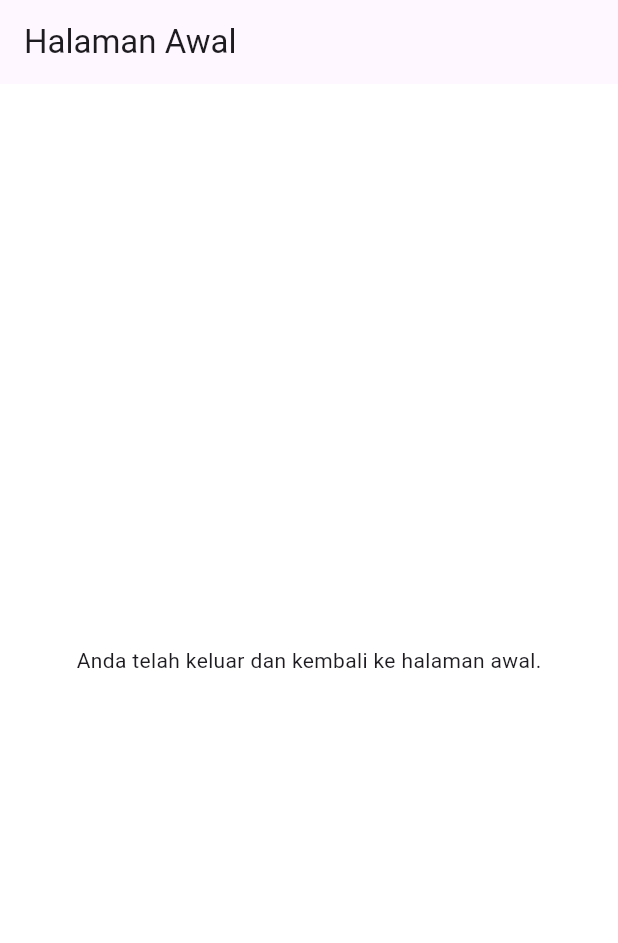
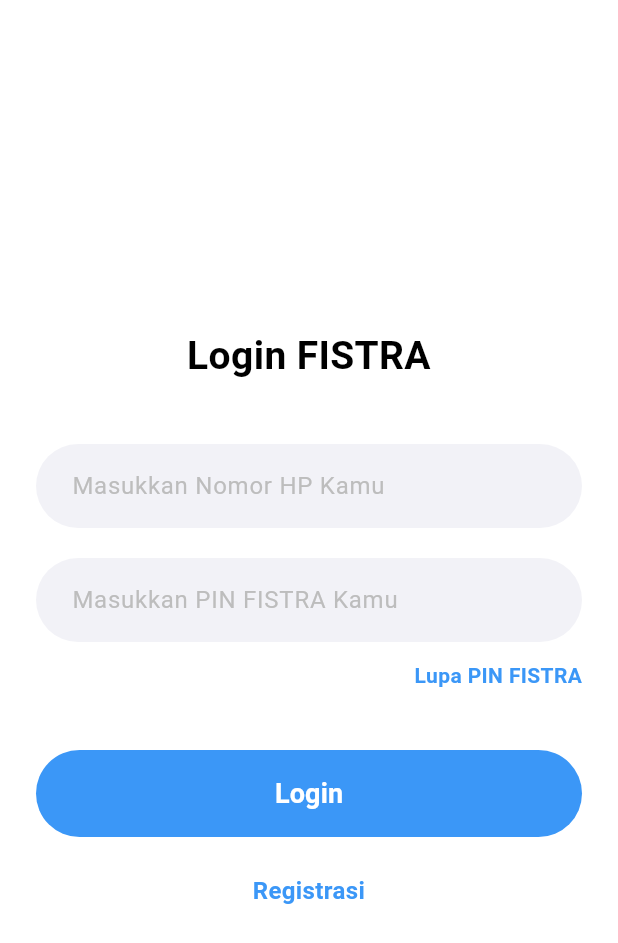
Before and after one commit to Rafiansyah05/fistra_1, a Flutter app: the ProfileScreen screen opened directly, after a tap on "Keluar", on a phone screen of 412 x 824 dp. Shown: the top 943 px of the screen. Run offline on Flutter 3.47's test engine with Material 3 defaults, Android fonts, the phone set to English and light mode, and no system bars; our stand-ins replace local_auth; Roboto replaces fonts that are missing (Poppins).

Commit message:
penambahan login

```diff
--- a/lib/home/presentation/screens/profil/profil.dart
+++ b/lib/home/presentation/screens/profil/profil.dart
@@ -1,23 +1,10 @@
 // lib/screens/profile_screen.dart
+import 'package:fistra_1/login/login.dart';
 import 'package:flutter/material.dart';
 import 'package:fistra_1/home/presentation/screens/profil/placeholder.dart'; // Impor placeholder screen
-// Impor halaman awal Anda (ganti dengan path yang benar)
-// import 'package:nama_proyek_anda/screens/home_screen.dart'; // Contoh
 
-// Placeholder untuk halaman awal jika Anda belum memilikinya
-// Anda harus mengganti ini dengan navigasi ke halaman awal aplikasi Anda yang sebenarnya
-class InitialScreenPlaceholder extends StatelessWidget {
-  const InitialScreenPlaceholder({super.key});
-  @override
-  Widget build(BuildContext context) {
-    return Scaffold(
-      appBar: AppBar(title: const Text("Halaman Awal")),
-      body: const Center(
-        child: Text("Anda telah keluar dan kembali ke halaman awal."),
-      ),
-    );
-  }
-}
+// PERBAIKAN 1: Impor halaman login Anda
+// Ganti 'fistra_1' dengan nama proyek Anda jika berbeda
 
 class ProfileScreen extends StatelessWidget {
   const ProfileScreen({super.key});
@@ -31,20 +18,23 @@
     );
   }
 
+  // PERBAIKAN 2: Arahkan fungsi logout ke LoginPage
   void _logout(BuildContext context) {
-    // Navigasi ke halaman awal dan hapus semua rute sebelumnya
+    // Navigasi ke halaman login dan hapus semua rute sebelumnya.
+    // Ini adalah cara yang benar untuk proses logout.
     Navigator.pushAndRemoveUntil(
       context,
       MaterialPageRoute(
-        builder: (context) => const InitialScreenPlaceholder(),
-      ), // GANTI DENGAN HALAMAN AWAL ANDA
-      (Route<dynamic> route) => false, // Predikat untuk menghapus semua rute
+        builder: (context) => const LoginPage(), // Mengarah ke halaman login
+      ),
+      (Route<dynamic> route) =>
+          false, // Predikat ini menghapus semua rute sebelumnya
     );
   }
 
   @override
   Widget build(BuildContext context) {
-    final Color primaryColor = Colors.blue.shade500; // Warna biru dari gambar
+    final Color primaryColor = Colors.blue.shade500;
     final Color iconColor = Colors.blue.shade600;
 
     return Scaffold(
@@ -81,7 +71,7 @@
               child: Column(
                 children: [
                   Container(
-                    padding: const EdgeInsets.all(4), // Sedikit border putih
+                    padding: const EdgeInsets.all(4),
                     decoration: BoxDecoration(
                       shape: BoxShape.circle,
                       color: Colors.white.withOpacity(0.9),
@@ -147,18 +137,23 @@
             const Divider(height: 1, thickness: 0.5, indent: 20, endIndent: 20),
             _buildProfileMenuItem(
               context,
-              icon: Icons.link_outlined, // Mirip dengan ikon di gambar
+              icon: Icons.link_outlined,
               iconColor: iconColor,
               title: 'Bantu Teman Daftar',
               subtitle:
                   'Teman Anda bisa mendaftar sidik jari menggunakan perangkat Anda. Data tetap milik mereka, Anda hanya membantu prosesnya.',
               onTap: () => _navigateTo(context, 'Bantu Teman Daftar'),
             ),
-            const SizedBox(height: 30), // Jarak sebelum tombol keluar
-            // Tombol Keluar
+            const SizedBox(height: 30),
+
+            // PERBAIKAN 3: Struktur Tombol Keluar diperbaiki
             Padding(
               padding: const EdgeInsets.symmetric(vertical: 20.0),
               child: TextButton.icon(
+                // Panggil fungsi _logout saat tombol ditekan
+                onPressed: () {
+                  _logout(context);
+                },
                 icon: const Icon(Icons.logout, color: Colors.red),
                 label: const Text(
                   'Keluar',
@@ -168,13 +163,11 @@
                     fontWeight: FontWeight.bold,
                   ),
                 ),
-                onPressed: () => _logout(context),
                 style: TextButton.styleFrom(
                   padding: const EdgeInsets.symmetric(
                     horizontal: 20,
                     vertical: 12,
                   ),
-                  // Bisa tambahkan shape jika ingin ada border atau background
                 ),
               ),
             ),
@@ -226,8 +219,6 @@
                 ],
               ),
             ),
-            // Icon panah kanan (opsional, tidak ada di desain asli)
-            // Icon(Icons.chevron_right, color: Colors.grey.shade400),
           ],
         ),
       ),
--- /dev/null
+++ b/lib/login/forgot_pin_page.dart
@@ -0,0 +1,18 @@
+import 'package:flutter/material.dart';
+
+class ForgotPinPage extends StatelessWidget {
+  const ForgotPinPage({super.key});
+
+  @override
+  Widget build(BuildContext context) {
+    return Scaffold(
+      appBar: AppBar(
+        title: const Text('Lupa PIN'),
+        backgroundColor: const Color(0xFF3B97F7),
+      ),
+      body: const Center(
+        child: Text('Halaman Lupa PIN', style: TextStyle(fontSize: 24)),
+      ),
+    );
+  }
+}
--- /dev/null
+++ b/lib/login/login.dart
@@ -0,0 +1,188 @@
+import 'package:flutter/material.dart';
+
+// Definisikan warna-warna utama agar mudah diubah dan konsisten
+const Color primaryColor = Color(0xFF3B97F7);
+const Color textFieldBackgroundColor = Color(0xFFF2F2F7);
+
+// 1. Ubah menjadi StatefulWidget
+class LoginPage extends StatefulWidget {
+  const LoginPage({super.key});
+
+  @override
+  State<LoginPage> createState() => _LoginPageState();
+}
+
+class _LoginPageState extends State<LoginPage> {
+  // 2. Buat GlobalKey untuk Form dan Controller untuk setiap input
+  final _formKey = GlobalKey<FormState>();
+  final _phoneController = TextEditingController();
+  final _pinController = TextEditingController();
+
+  // Jangan lupa dispose controller untuk mencegah memory leak
+  @override
+  void dispose() {
+    _phoneController.dispose();
+    _pinController.dispose();
+    super.dispose();
+  }
+
+  void _login() {
+    // 3. Tambahkan fungsi untuk validasi
+    // Metode validate() akan menjalankan fungsi validator di setiap TextFormField
+    if (_formKey.currentState!.validate()) {
+      // Jika semua input valid, lanjutkan ke halaman home
+      // Di sini Anda bisa menambahkan logika API call
+      print('Login berhasil dengan nomor: ${_phoneController.text}');
+      Navigator.pushReplacementNamed(context, '/home');
+    }
+  }
+
+  @override
+  Widget build(BuildContext context) {
+    return Scaffold(
+      backgroundColor: Colors.white,
+      body: SafeArea(
+        // 4. Bungkus Column dengan Widget Form
+        child: Form(
+          key: _formKey,
+          child: Padding(
+            padding: const EdgeInsets.symmetric(horizontal: 24.0),
+            child: Column(
+              mainAxisAlignment: MainAxisAlignment.center,
+              crossAxisAlignment: CrossAxisAlignment.stretch,
+              children: [
+                const Spacer(),
+                const Text(
+                  'Login FISTRA',
+                  textAlign: TextAlign.center,
+                  style: TextStyle(
+                    fontSize: 26,
+                    fontWeight: FontWeight.bold,
+                    color: Colors.black,
+                  ),
+                ),
+                const SizedBox(height: 40),
+
+                // 5. Ganti _buildTextField dengan TextFormField yang sudah ada controller & validator
+                _buildTextFormField(
+                  controller: _phoneController,
+                  hintText: 'Masukkan Nomor HP Kamu',
+                  keyboardType: TextInputType.phone,
+                ),
+                const SizedBox(height: 20),
+
+                _buildTextFormField(
+                  controller: _pinController,
+                  hintText: 'Masukkan PIN FISTRA Kamu',
+                  isObscure: true,
+                  keyboardType: TextInputType.number,
+                ),
+                const SizedBox(height: 12),
+
+                Align(
+                  alignment: Alignment.centerRight,
+                  child: GestureDetector(
+                    onTap: () {
+                      Navigator.pushNamed(context, '/forgot-pin');
+                    },
+                    child: const Text(
+                      'Lupa PIN FISTRA',
+                      style: TextStyle(
+                        color: primaryColor,
+                        fontWeight: FontWeight.w600,
+                      ),
+                    ),
+                  ),
+                ),
+                const SizedBox(height: 40),
+
+                // Tombol Login Utama
+                ElevatedButton(
+                  // Panggil fungsi _login saat tombol ditekan
+                  onPressed: _login,
+                  style: ElevatedButton.styleFrom(
+                    backgroundColor: primaryColor,
+                    padding: const EdgeInsets.symmetric(vertical: 16),
+                    shape: RoundedRectangleBorder(
+                      borderRadius: BorderRadius.circular(30),
+                    ),
+                    elevation: 0,
+                  ),
+                  child: const Text(
+                    'Login',
+                    style: TextStyle(
+                      fontSize: 18,
+                      color: Colors.white,
+                      fontWeight: FontWeight.bold,
+                    ),
+                  ),
+                ),
+                const SizedBox(height: 24),
+
+                GestureDetector(
+                  onTap: () {
+                    Navigator.pushNamed(context, '/register');
+                  },
+                  child: const Text(
+                    'Registrasi',
+                    textAlign: TextAlign.center,
+                    style: TextStyle(
+                      color: primaryColor,
+                      fontSize: 16,
+                      fontWeight: FontWeight.bold,
+                    ),
+                  ),
+                ),
+                const Spacer(),
+              ],
+            ),
+          ),
+        ),
+      ),
+    );
+  }
+
+  // 6. Ganti _buildTextField menjadi _buildTextFormField
+  Widget _buildTextFormField({
+    required TextEditingController controller,
+    required String hintText,
+    bool isObscure = false,
+    TextInputType keyboardType = TextInputType.text,
+  }) {
+    return TextFormField(
+      controller: controller,
+      obscureText: isObscure,
+      keyboardType: keyboardType,
+      // Fungsi validator
+      validator: (value) {
+        if (value == null || value.isEmpty) {
+          return '$hintText tidak boleh kosong'; // Pesan error
+        }
+        return null; // Return null jika valid
+      },
+      decoration: InputDecoration(
+        hintText: hintText,
+        hintStyle: TextStyle(color: Colors.grey[400]),
+        filled: true,
+        fillColor: textFieldBackgroundColor,
+        contentPadding: const EdgeInsets.symmetric(
+          vertical: 16,
+          horizontal: 20,
+        ),
+        border: OutlineInputBorder(
+          borderRadius: BorderRadius.circular(30),
+          borderSide: BorderSide.none,
+        ),
+        // Style untuk error, agar lebih rapi
+        errorBorder: OutlineInputBorder(
+          borderRadius: BorderRadius.circular(30),
+          borderSide: const BorderSide(color: Colors.red, width: 1),
+        ),
+        focusedErrorBorder: OutlineInputBorder(
+          borderRadius: BorderRadius.circular(30),
+          borderSide: const BorderSide(color: Colors.red, width: 1.5),
+        ),
+      ),
+    );
+  }
+}
--- a/pubspec.yaml
+++ b/pubspec.yaml
@@ -30,6 +30,7 @@
 dependencies:
   flutter:
     sdk: flutter
+  http: ^1.1.0
 
   # The following adds the Cupertino Icons font to your application.
   # Use with the CupertinoIcons class for iOS style icons.
```
Also changed, not shown: lib/main.dart (+35 -0 lines), pubspec.lock.
